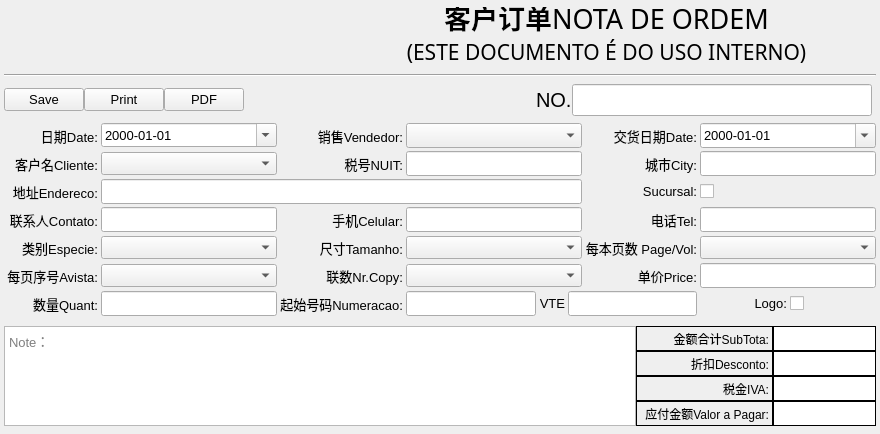
Above: Ui/FormPrintingOrder.ui from golden7602/zion before the change. Below: the same form after it.
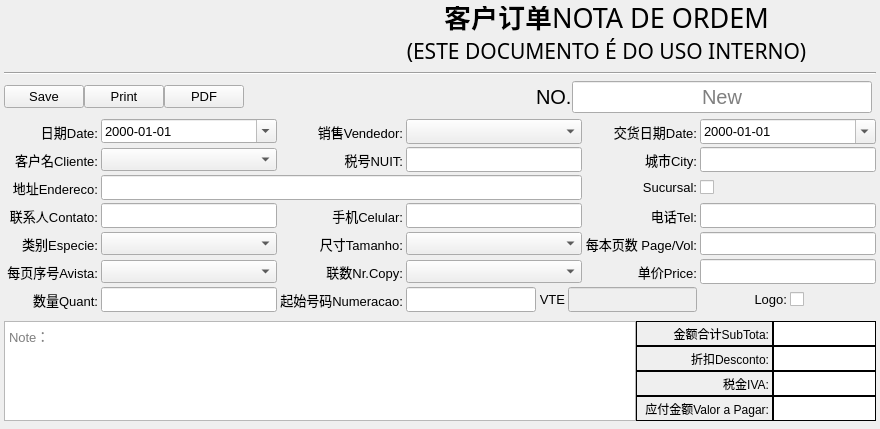
That is the form after the change. Icons and pictures are not drawn.

The edit to the form file:
```diff
--- a/Ui/FormPrintingOrder.ui
+++ b/Ui/FormPrintingOrder.ui
@@ -7,7 +7,7 @@
     <x>0</x>
     <y>0</y>
     <width>880</width>
-    <height>434</height>
+    <height>429</height>
    </rect>
   </property>
   <property name="font">
@@ -351,6 +351,9 @@
          <property name="readOnly">
           <bool>true</bool>
          </property>
+         <property name="placeholderText">
+          <string>New</string>
+         </property>
         </widget>
        </item>
       </layout>
@@ -1004,6 +1007,9 @@
        </item>
        <item>
         <widget class="QLineEdit" name="fNumerEnd">
+         <property name="enabled">
+          <bool>false</bool>
+         </property>
          <property name="minimumSize">
           <size>
            <width>0</width>
@@ -1017,7 +1023,7 @@
           </size>
          </property>
          <property name="clearButtonEnabled">
-          <bool>true</bool>
+          <bool>false</bool>
          </property>
         </widget>
        </item>
@@ -1186,7 +1192,7 @@
       </widget>
      </item>
      <item row="4" column="6">
-      <widget class="QComboBox" name="fPagePerVolumn">
+      <widget class="QLineEdit" name="fPagePerVolumn">
        <property name="minimumSize">
         <size>
          <width>0</width>
@@ -1199,8 +1205,8 @@
          <height>25</height>
         </size>
        </property>
-       <property name="placeholderText" stdset="0">
-        <string>Please select a cliente.</string>
+       <property name="placeholderText">
+        <string/>
        </property>
       </widget>
      </item>
```
Left out of the diff: 10 changed lines with no effect on the pictures.
